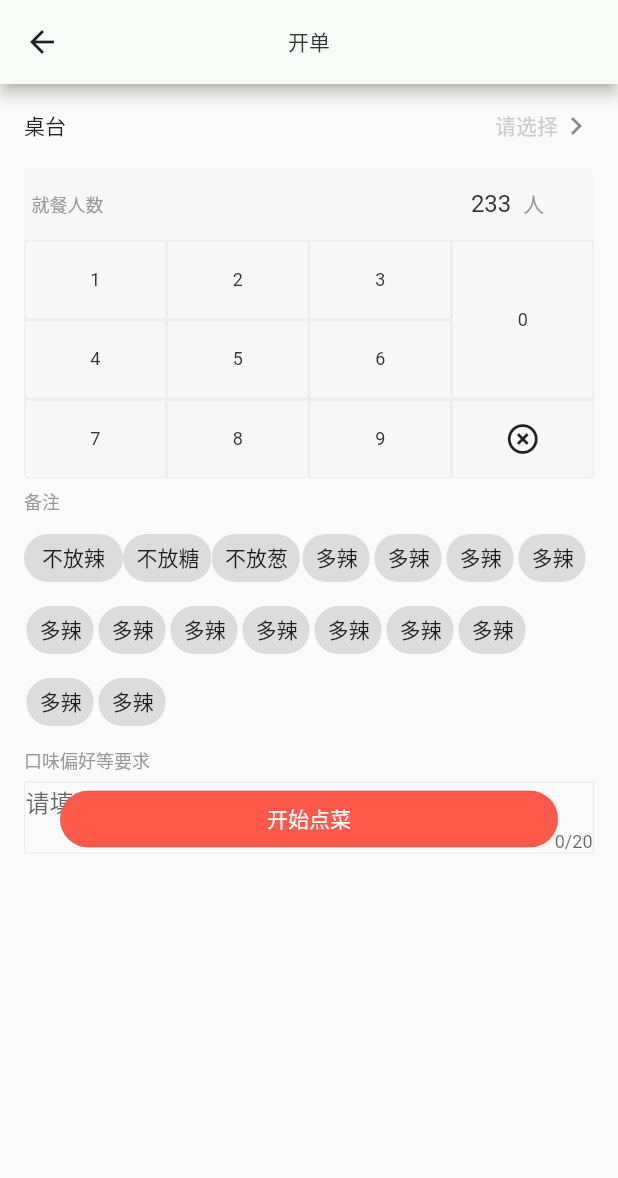
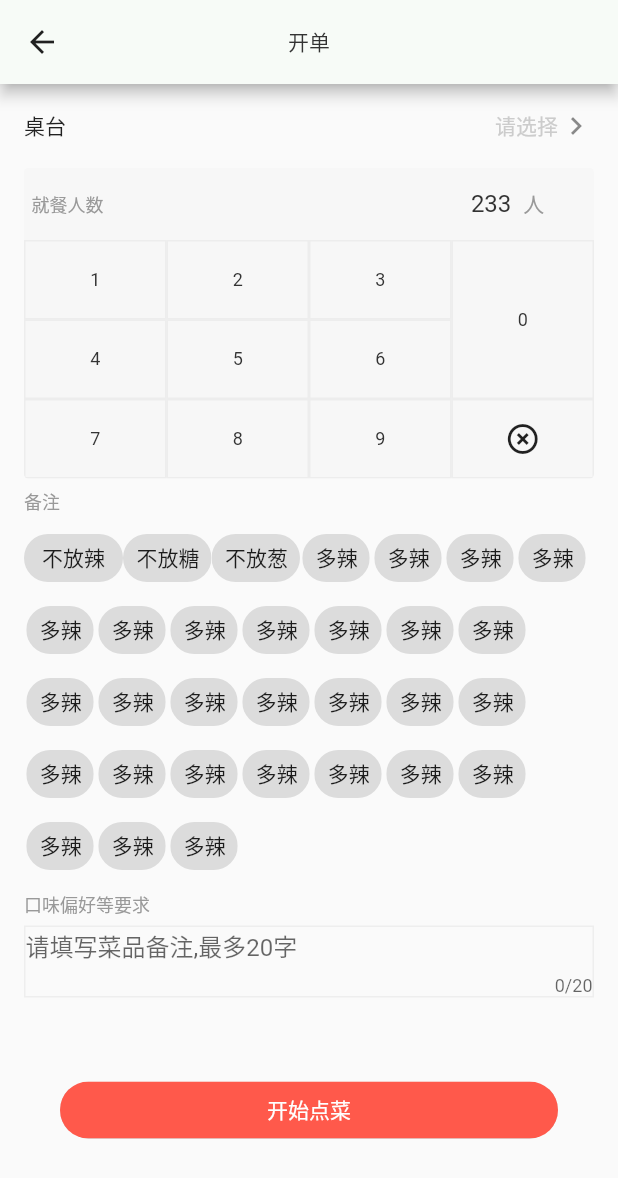
Before and after one commit to wangkai000/flutter_test_peoject, a Flutter app: the WidgetHome screen opened directly, on a phone screen of 412 x 824 dp. Shown: the top 1178 px of the screen. Run offline on Flutter 3.47's test engine with Material 2 defaults, Android fonts, the phone set to English and light mode, and no system bars; our stand-ins replace dio, flutter_screenutil, oktoast; network calls fail.

Commit message:
2019/7/1 10:03

```diff
--- a/lib/openingOrder.dart
+++ b/lib/openingOrder.dart
@@ -53,12 +53,13 @@ class openingOrderState extends State<WidgetHome> {
 
       ),
 
-      body:SingleChildScrollView(
-        child: Container(
+      body:Container(
+
           child: Stack(
               children: <Widget>[
 
-               Container(
+                SingleChildScrollView(
+                 child: Container(
 
                     padding:const EdgeInsets.fromLTRB(16, 0, 16, 0),
                     child:Column(
@@ -579,6 +580,67 @@ class openingOrderState extends State<WidgetHome> {
                                            label: Text("多辣"),
                                            padding: EdgeInsets.only(left:1.0),
                                          ),
+                                         Chip(
+                                           label: Text("多辣"),
+                                           padding: EdgeInsets.only(left:1.0),
+                                         ),
+                                         Chip(
+                                           label: Text("多辣"),
+                                           padding: EdgeInsets.only(left:1.0),
+                                         ),
+                                         Chip(
+                                           label: Text("多辣"),
+                                           padding: EdgeInsets.only(left:1.0),
+                                         ),
+                                         Chip(
+                                           label: Text("多辣"),
+                                           padding: EdgeInsets.only(left:1.0),
+                                         ),
+                                         Chip(
+                                           label: Text("多辣"),
+                                           padding: EdgeInsets.only(left:1.0),
+                                         ),
+                                         Chip(
+                                           label: Text("多辣"),
+                                           padding: EdgeInsets.only(left:1.0),
+                                         ),
+                                         Chip(
+                                           label: Text("多辣"),
+                                           padding: EdgeInsets.only(left:1.0),
+                                         ),
+                                         Chip(
+                                           label: Text("多辣"),
+                                           padding: EdgeInsets.only(left:1.0),
+                                         ),
+                                         Chip(
+                                           label: Text("多辣"),
+                                           padding: EdgeInsets.only(left:1.0),
+                                         ),
+                                         Chip(
+                                           label: Text("多辣"),
+                                           padding: EdgeInsets.only(left:1.0),
+                                         ),
+                                         Chip(
+                                           label: Text("多辣"),
+                                           padding: EdgeInsets.only(left:1.0),
+                                         ),
+                                         Chip(
+                                           label: Text("多辣"),
+                                           padding: EdgeInsets.only(left:1.0),
+                                         ),   Chip(
+                                           label: Text("多辣"),
+                                           padding: EdgeInsets.only(left:1.0),
+                                         ),   Chip(
+                                           label: Text("多辣"),
+                                           padding: EdgeInsets.only(left:1.0),
+                                         ),   Chip(
+                                           label: Text("多辣"),
+                                           padding: EdgeInsets.only(left:1.0),
+                                         ),
+
+
+
+
 
 
 
@@ -592,6 +654,8 @@ class openingOrderState extends State<WidgetHome> {
                                      ),
 
                                  ),
+
+
 
 
 
@@ -628,6 +692,10 @@ class openingOrderState extends State<WidgetHome> {
                                        ),
                                        ),
 
+                                 Container(
+                                   height:100,
+                                 ),
+
 
 
 
@@ -642,11 +710,10 @@ class openingOrderState extends State<WidgetHome> {
 
 
               ),
+               ),
 
 
-             Container(
-                height:38,
-             ),
+
 
 
 
@@ -657,7 +724,7 @@ class openingOrderState extends State<WidgetHome> {
                   left:0.0,
                   right: 0.0,
 
-                  bottom:4,
+                  bottom:6,
                   child: Container(
                     height:38,
                     padding:  EdgeInsets.fromLTRB(40.0, 0.0, 40.0, 0.0),
@@ -682,7 +749,7 @@ class openingOrderState extends State<WidgetHome> {
             ],
           ),
         ),
-      ),
+
 
 
     );
```
Lines whose indentation alone changed are shown as unchanged.
